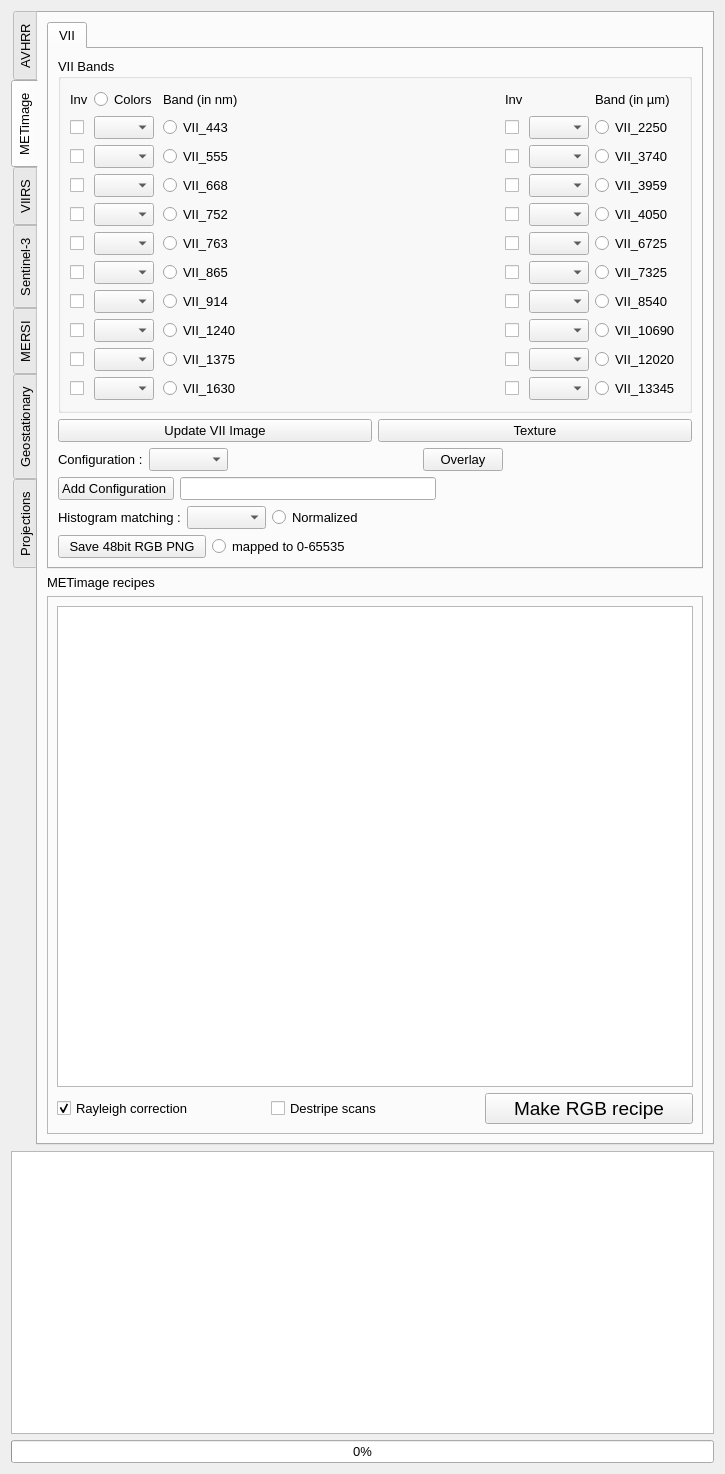
hvanruys/EUMETCastView, file core/formtoolbox.ui: the form before one commit.
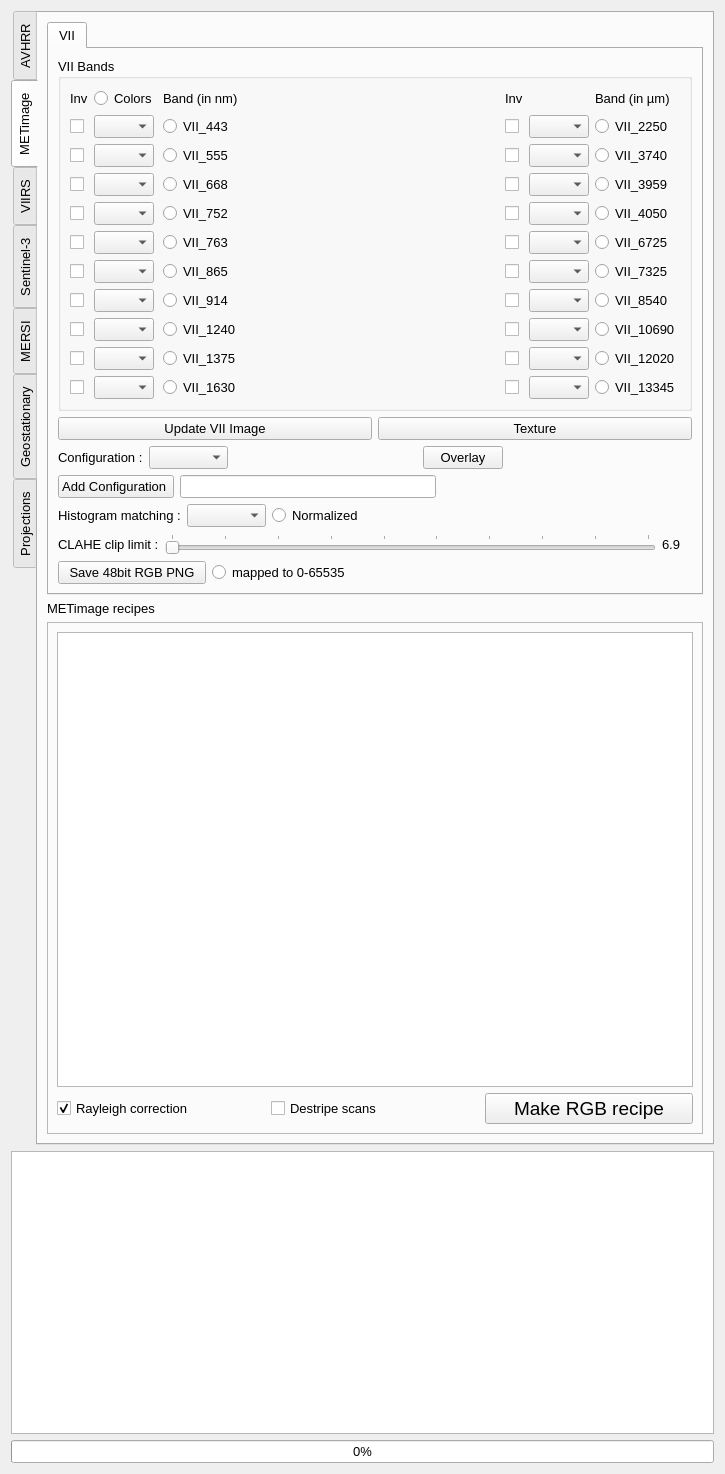
The form after the commit. The open tabs and pages were chosen to show the change. Custom widgets are drawn as their Qt base class.

Commit message: Invert the VII CLAHE image, and give its clip limit a slider

What changed in the file:
```diff
--- a/core/formtoolbox.ui
+++ b/core/formtoolbox.ui
@@ -1489,6 +1489,55 @@
              </item>
             </layout>
            </item>
+           <item>
+            <layout class="QHBoxLayout" name="horizontalLayoutCLAHEVII">
+             <item>
+              <widget class="QLabel" name="lblCLAHEVIITitle">
+               <property name="text">
+                <string>CLAHE clip limit :</string>
+               </property>
+              </widget>
+             </item>
+             <item>
+              <widget class="QSlider" name="sliCLAHEVII">
+               <property name="toolTip">
+                <string>Contrast limit of the CLAHE histogram matching. Higher gives more local contrast, and more noise.</string>
+               </property>
+               <property name="minimum">
+                <number>10</number>
+               </property>
+               <property name="maximum">
+                <number>100</number>
+               </property>
+               <property name="singleStep">
+                <number>1</number>
+               </property>
+               <property name="orientation">
+                <enum>Qt::Orientation::Horizontal</enum>
+               </property>
+               <property name="tickPosition">
+                <enum>QSlider::TickPosition::TicksAbove</enum>
+               </property>
+               <property name="tickInterval">
+                <number>10</number>
+               </property>
+              </widget>
+             </item>
+             <item>
+              <widget class="QLabel" name="lblCLAHEVII">
+               <property name="minimumSize">
+                <size>
+                 <width>30</width>
+                 <height>0</height>
+                </size>
+               </property>
+               <property name="text">
+                <string>6.9</string>
+               </property>
+              </widget>
+             </item>
+            </layout>
+           </item>
            <item>
             <layout class="QHBoxLayout" name="horizontalLayout_90">
              <item>
```
The commit also changes 6 other files.
